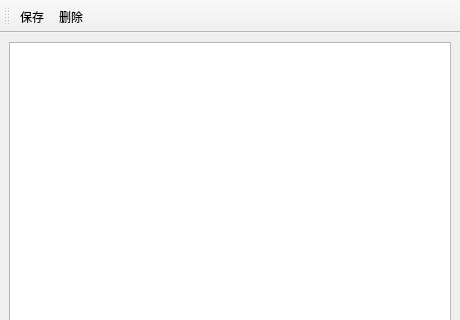
wangzm-coder/Notification, file src/mainWindow/MainWindow.ui: the form before one commit; both pictures show x 0 to 460 and y 0 to 320 of the 460 by 626 pixel window.
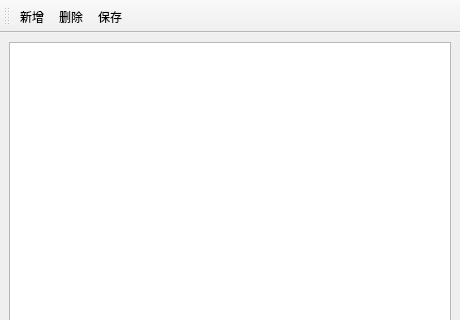
The form after the commit.

```diff
--- a/src/mainWindow/MainWindow.ui
+++ b/src/mainWindow/MainWindow.ui
@@ -28,14 +28,21 @@
    <property name="windowTitle">
     <string>toolBar</string>
    </property>
+   <property name="movable">
+    <bool>true</bool>
+   </property>
+   <property name="floatable">
+    <bool>true</bool>
+   </property>
    <attribute name="toolBarArea">
     <enum>TopToolBarArea</enum>
    </attribute>
    <attribute name="toolBarBreak">
     <bool>false</bool>
    </attribute>
-   <addaction name="action_save"/>
+   <addaction name="action_add"/>
    <addaction name="action_delete"/>
+   <addaction name="action_save"/>
   </widget>
   <action name="action_save">
    <property name="text">
@@ -47,6 +54,11 @@
     <string>删除</string>
    </property>
   </action>
+  <action name="action_add">
+   <property name="text">
+    <string>新增</string>
+   </property>
+  </action>
  </widget>
  <resources/>
  <connections/>
```
